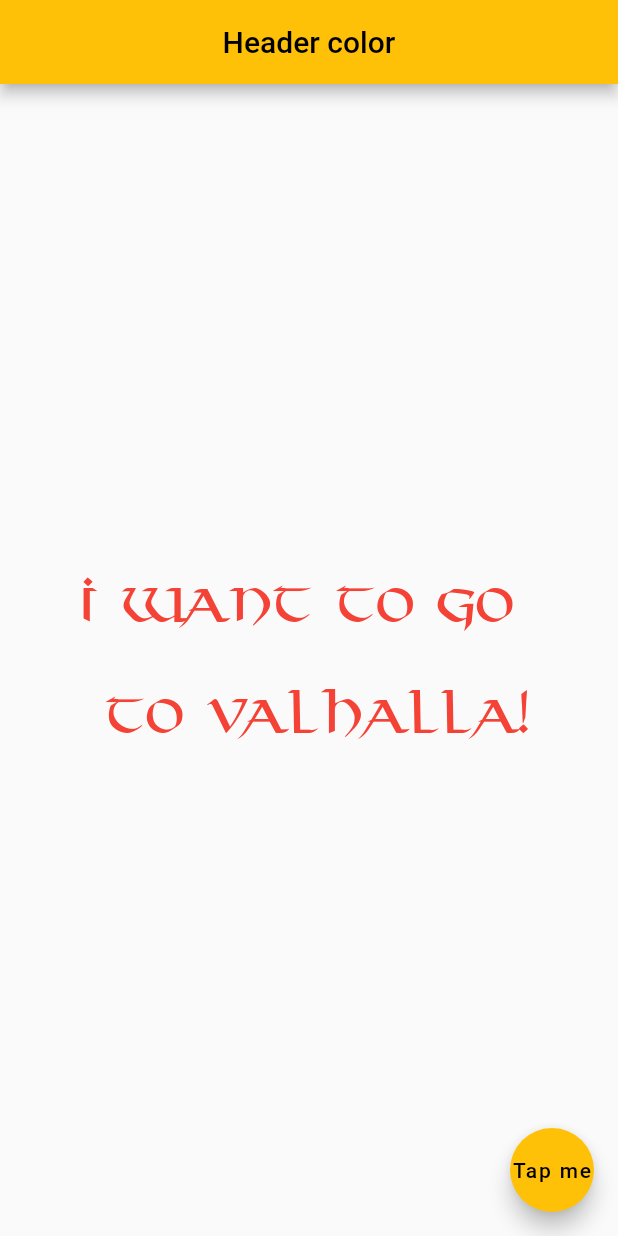
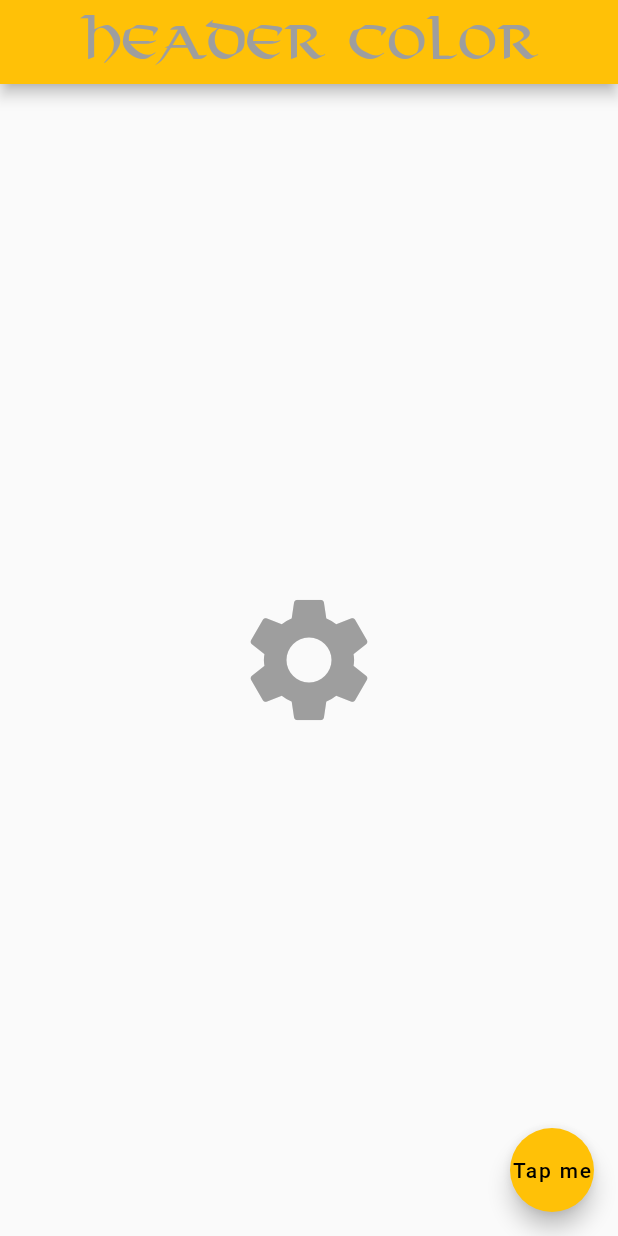
Before and after one commit to ArthurIbatullin/The-first, a Flutter app: the screen it shows after launch, on a phone screen of 412 x 824 dp. Run offline on Flutter 3.47's test engine with Material 2 defaults, Android fonts, the phone set to English and light mode, and no system bars.

Commit message:
Добавление иконки [Arthorias]

```diff
--- a/lib/main.dart
+++ b/lib/main.dart
@@ -10,14 +10,13 @@ class MyApp extends StatelessWidget {
       home: Scaffold(
         appBar: AppBar(
           title: Text('Header color'),
+          titleTextStyle:
+              TextStyle(fontSize: 30, color: Colors.grey, fontFamily: 'viking'),
           centerTitle: true,
         ),
         body: Center(
-            child: Text(
-          'I want to go \n\n to Valhalla!',
-          style:
-              TextStyle(fontSize: 30, color: Colors.red, fontFamily: 'viking'),
-        )),
+          child: Icon(Icons.settings, size: 100, color: Colors.grey),
+        ),
         floatingActionButton: FloatingActionButton(
           child: Text('Tap me'),
           backgroundColor: Colors.amber,
```
